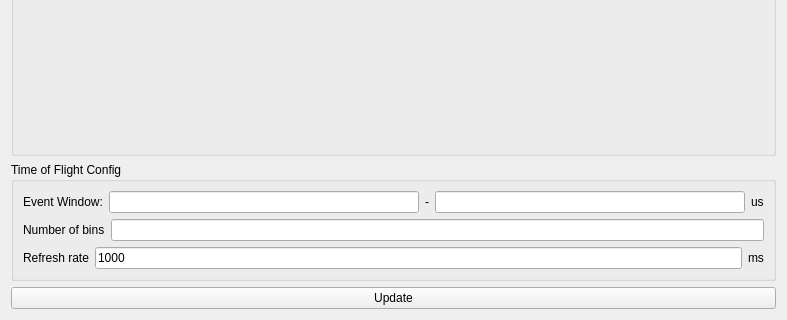
This is panels/ui/timeofflightpanel.ui in Attolab/SC-TDC as Qt 5 draws it before an edit; both pictures show x 0 to 787 and y 179 to 499 of the 787 by 499 pixel window. The edited form follows.
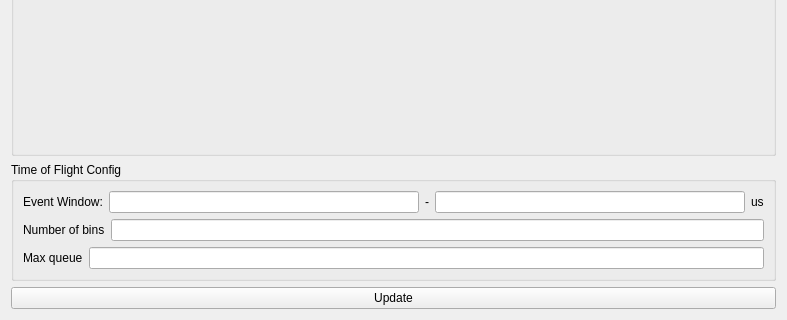
This is the edited form. Custom widgets are drawn as their Qt base class.

Diff of the .ui file:
```diff
--- a/panels/ui/timeofflightpanel.ui
+++ b/panels/ui/timeofflightpanel.ui
@@ -137,27 +137,14 @@
                </sizepolicy>
               </property>
               <property name="text">
-               <string>Refresh rate</string>
+               <string>Max queue</string>
               </property>
              </widget>
             </item>
             <item>
              <widget class="QLineEdit" name="bin_size_3">
               <property name="text">
-               <string>1000</string>
-              </property>
-             </widget>
-            </item>
-            <item>
-             <widget class="QLabel" name="label_7">
-              <property name="sizePolicy">
-               <sizepolicy hsizetype="Preferred" vsizetype="Fixed">
-                <horstretch>0</horstretch>
-                <verstretch>0</verstretch>
-               </sizepolicy>
-              </property>
-              <property name="text">
-               <string>ms</string>
+               <string/>
               </property>
              </widget>
             </item>
```
Left out of the diff: 6 changed lines with no effect on the pictures.
